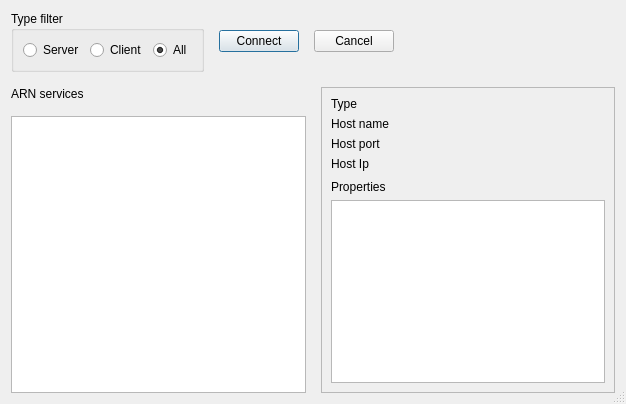
Old version of the form src/DiscoverWindow.ui in the repository micwik/ArnBrowser.
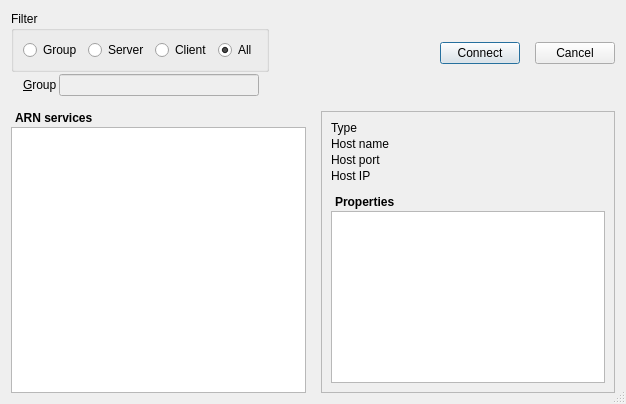
New version of the form. Icons and pictures are not drawn.

Commit message: Added ArnDiscovery filter group and goTowardState for late IP update

```diff
--- a/src/DiscoverWindow.ui
+++ b/src/DiscoverWindow.ui
@@ -26,7 +26,12 @@
       <number>15</number>
      </property>
      <item>
-      <widget class="QGroupBox" name="typeSelBox">
+      <layout class="QVBoxLayout" name="verticalLayout_7">
+       <property name="spacing">
+        <number>2</number>
+       </property>
+       <item>
+        <widget class="QGroupBox" name="filterSelBox">
        <property name="sizePolicy">
         <sizepolicy hsizetype="Preferred" vsizetype="Preferred">
          <horstretch>0</horstretch>
@@ -34,11 +39,18 @@
         </sizepolicy>
        </property>
        <property name="title">
-        <string>Type filter</string>
+          <string>Filter</string>
        </property>
        <layout class="QHBoxLayout" name="horizontalLayout_3">
         <item>
-         <widget class="QRadioButton" name="typeServerButton">
+           <widget class="QRadioButton" name="filterGroupButton">
+            <property name="text">
+             <string>Group</string>
+            </property>
+           </widget>
+          </item>
+          <item>
+           <widget class="QRadioButton" name="filterServerButton">
           <property name="text">
            <string>Server</string>
           </property>
@@ -68,6 +80,51 @@
       </widget>
      </item>
      <item>
+        <layout class="QHBoxLayout" name="horizontalLayout_2">
+         <property name="leftMargin">
+          <number>12</number>
+         </property>
+         <property name="rightMargin">
+          <number>10</number>
+         </property>
+         <item>
+          <widget class="QLabel" name="groupText">
+           <property name="text">
+            <string>&amp;Group</string>
+           </property>
+           <property name="buddy">
+            <cstring>groupEdit</cstring>
+           </property>
+          </widget>
+         </item>
+         <item>
+          <widget class="QLineEdit" name="groupEdit">
+           <property name="enabled">
+            <bool>false</bool>
+           </property>
+          </widget>
+         </item>
+        </layout>
+       </item>
+      </layout>
+     </item>
+     <item>
+      <spacer name="horizontalSpacer_2">
+       <property name="orientation">
+        <enum>Qt::Horizontal</enum>
+       </property>
+       <property name="sizeType">
+        <enum>QSizePolicy::Expanding</enum>
+       </property>
+       <property name="sizeHint" stdset="0">
+        <size>
+         <width>40</width>
+         <height>20</height>
+        </size>
+       </property>
+      </spacer>
+     </item>
+     <item>
       <widget class="QPushButton" name="connectButton">
        <property name="text">
         <string>Connect</string>
@@ -101,22 +158,6 @@
        </property>
       </widget>
      </item>
-     <item>
-      <spacer name="horizontalSpacer_2">
-       <property name="orientation">
-        <enum>Qt::Horizontal</enum>
-       </property>
-       <property name="sizeType">
-        <enum>QSizePolicy::Expanding</enum>
-       </property>
-       <property name="sizeHint" stdset="0">
-        <size>
-         <width>40</width>
-         <height>20</height>
-        </size>
-       </property>
-      </spacer>
-     </item>
     </layout>
    </item>
    <item>
@@ -126,11 +167,24 @@
      </property>
      <item>
       <layout class="QVBoxLayout" name="verticalLayout_4">
+       <property name="spacing">
+        <number>2</number>
+       </property>
        <item>
         <widget class="QLabel" name="serviceTabText">
+         <property name="font">
+          <font>
+           <family>Arial</family>
+           <weight>75</weight>
+           <bold>true</bold>
+          </font>
+         </property>
          <property name="text">
           <string>ARN services</string>
          </property>
+         <property name="indent">
+          <number>4</number>
+         </property>
         </widget>
        </item>
        <item>
@@ -169,6 +223,9 @@
         <enum>QFrame::Raised</enum>
        </property>
        <layout class="QVBoxLayout" name="verticalLayout_5">
+        <property name="spacing">
+         <number>2</number>
+        </property>
         <item>
          <layout class="QGridLayout" name="gridLayout_3">
           <item row="2" column="0">
@@ -216,7 +273,7 @@
           <item row="3" column="0">
            <widget class="QLabel" name="hostIpText">
             <property name="text">
-             <string>Host Ip</string>
+             <string>Host IP</string>
             </property>
            </widget>
           </item>
@@ -234,19 +291,32 @@
           <property name="orientation">
            <enum>Qt::Vertical</enum>
           </property>
+          <property name="sizeType">
+           <enum>QSizePolicy::Minimum</enum>
+          </property>
           <property name="sizeHint" stdset="0">
            <size>
             <width>20</width>
-            <height>13</height>
+            <height>10</height>
            </size>
           </property>
          </spacer>
         </item>
         <item>
          <widget class="QLabel" name="propertyText">
+          <property name="font">
+           <font>
+            <family>Arial</family>
+            <weight>75</weight>
+            <bold>true</bold>
+           </font>
+          </property>
           <property name="text">
            <string>Properties</string>
           </property>
+          <property name="indent">
+           <number>4</number>
+          </property>
          </widget>
         </item>
         <item>
```
Left out of the diff: 4 changed lines with no effect on the pictures. Lines whose indentation alone changed are shown as unchanged. The commit also changes 2 other files.
